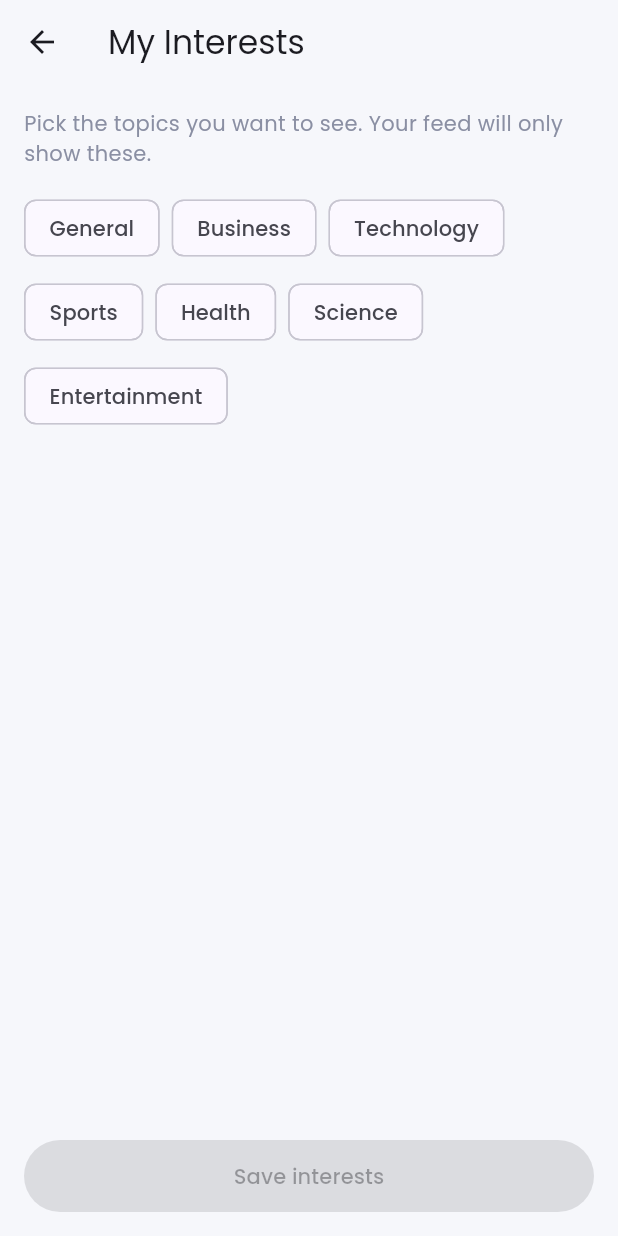
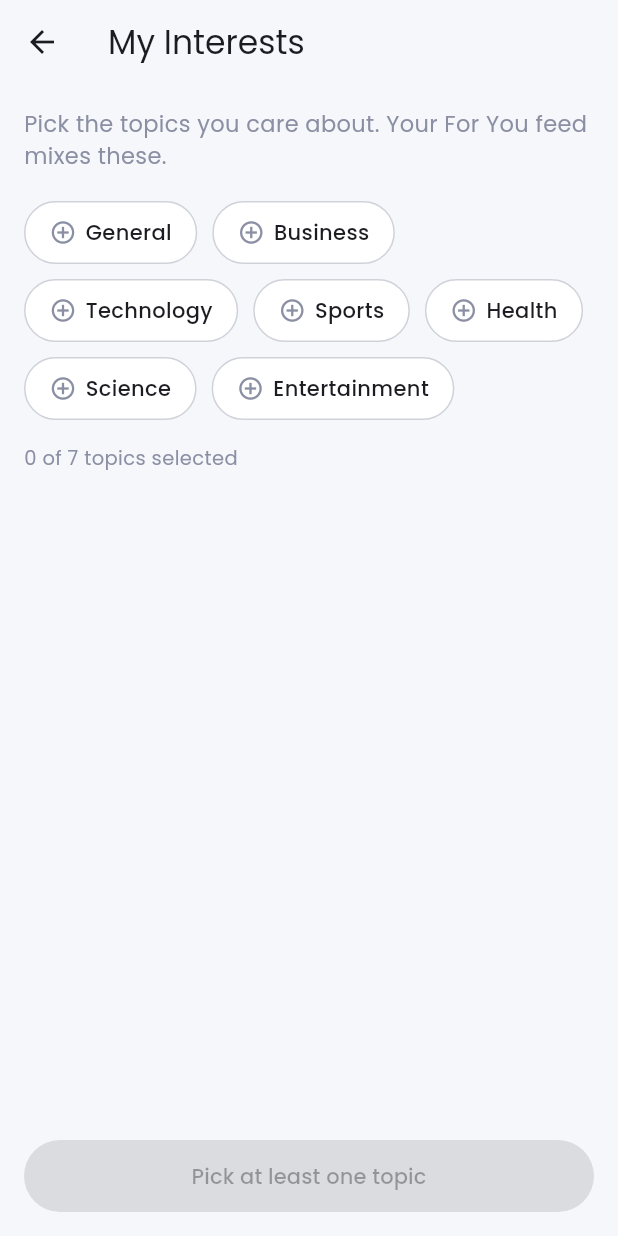
Before and after one commit to fahim0huq/echorithm_app, a Flutter app: the InterestsScreen screen opened directly with empty values, on a phone screen of 412 x 824 dp. Run offline on Flutter 3.47's test engine with Material 3 defaults, Android fonts, the phone set to English and light mode, and no system bars; our stand-ins replace google_fonts, shared_preferences; accounts and stored records are empty; network calls fail.

Commit message:
Add a For You feed that learns from reading
- For You mixes the top 3 interests; the most-read topic gets
  15 stories, then 10, then 5
- Opening an article counts toward its topic (saved on the device)
- Clearer interest picker and a welcome screen on first launch
- Keep bottom buttons above the phone's navigation bar (SafeArea)

Co-Authored-By: Claude Opus 5.5 <noreply@anthropic.com>

```diff
--- a/lib/Data/models/article_model.dart
+++ b/lib/Data/models/article_model.dart
@@ -7,6 +7,7 @@ class Article {
   final String url;
   final String? imageUrl;
   final DateTime? publishedAt;
+  final String? category;
 
   Article({
     required this.title,
@@ -17,9 +18,10 @@ class Article {
     this.content,
     this.imageUrl,
     this.publishedAt,
+    this.category,
   });
 
-  factory Article.fromJson(Map<String, dynamic> json) {
+  factory Article.fromJson(Map<String, dynamic> json, {String? category}) {
     return Article(
       title: json['title'] ?? 'No title',
       sourceName: json['source']?['name'] ?? 'Unknown',
@@ -29,6 +31,7 @@ class Article {
       url: json['url'] ?? '',
       imageUrl: json['urlToImage'],
       publishedAt: DateTime.tryParse(json['publishedAt'] ?? ''),
+      category: category ?? json['category'],
     );
   }
 
@@ -42,6 +45,7 @@ class Article {
       'url': url,
       'urlToImage': imageUrl,
       'publishedAt': publishedAt?.toIso8601String(),
+      'category': category,
     };
   }
 
--- a/lib/Data/urls.dart
+++ b/lib/Data/urls.dart
@@ -8,4 +8,6 @@ class Urls {
   static const String country = 'us';
 
   static const int pageSize = 20;
+
+  static const List<int> forYouShares = [15, 10, 5];
 }
--- a/lib/app.dart
+++ b/lib/app.dart
@@ -6,8 +6,9 @@ import 'ui/utils/app_theme.dart';
 
 class EchorithmApp extends StatelessWidget {
   final List<String> interests;
+  final bool isFirstLaunch;
 
-  const EchorithmApp({super.key, required this.interests});
+  const EchorithmApp({super.key, required this.interests, required this.isFirstLaunch});
 
   @override
   Widget build(BuildContext context) {
@@ -20,7 +21,7 @@ class EchorithmApp extends StatelessWidget {
           theme: AppTheme.lightTheme,
           darkTheme: AppTheme.darkTheme,
           themeMode: isDark ? ThemeMode.dark : ThemeMode.light,
-          home: BottomNavScreen(interests: interests),
+          home: BottomNavScreen(interests: interests, isFirstLaunch: isFirstLaunch),
         );
       },
     );
--- a/lib/main.dart
+++ b/lib/main.dart
@@ -1,6 +1,7 @@
 import 'package:flutter/material.dart';
 
 import 'Data/service/bookmark_service.dart';
+import 'Data/service/personalization_service.dart';
 import 'Data/service/preferences_service.dart';
 import 'Data/service/settings_service.dart';
 import 'app.dart';
@@ -8,9 +9,11 @@ import 'app.dart';
 Future<void> main() async {
   WidgetsFlutterBinding.ensureInitialized();
 
+  final isFirstLaunch = !await PreferencesService.hasChosenInterests();
   final interests = await PreferencesService.loadInterests();
   await BookmarkService.load();
   await SettingsService.load();
+  await PersonalizationService.load();
 
-  runApp(EchorithmApp(interests: interests));
+  runApp(EchorithmApp(interests: interests, isFirstLaunch: isFirstLaunch));
 }
--- a/lib/ui/screens/bottom_nav_screen.dart
+++ b/lib/ui/screens/bottom_nav_screen.dart
@@ -7,8 +7,9 @@ import 'settings_screen.dart';
 
 class BottomNavScreen extends StatefulWidget {
   final List<String> interests;
+  final bool isFirstLaunch;
 
-  const BottomNavScreen({super.key, required this.interests});
+  const BottomNavScreen({super.key, required this.interests, required this.isFirstLaunch});
 
   @override
   State<BottomNavScreen> createState() => _BottomNavScreenState();
@@ -18,7 +19,7 @@ class _BottomNavScreenState extends State<BottomNavScreen> {
   int _currentIndex = 0;
 
   late final List<Widget> _screens = [
-    HomeScreen(interests: widget.interests),
+    HomeScreen(interests: widget.interests, isFirstLaunch: widget.isFirstLaunch),
     const SearchScreen(),
     const SavedScreen(),
     const SettingsScreen(),
--- a/lib/ui/screens/interests_screen.dart
+++ b/lib/ui/screens/interests_screen.dart
@@ -5,15 +5,20 @@ import '../utils/app_theme.dart';
 
 class InterestsScreen extends StatefulWidget {
   final List<String> currentInterests;
+  final bool isWelcome;
 
-  const InterestsScreen({super.key, required this.currentInterests});
+  const InterestsScreen({
+    super.key,
+    required this.currentInterests,
+    this.isWelcome = false,
+  });
 
   @override
   State<InterestsScreen> createState() => _InterestsScreenState();
 }
 
 class _InterestsScreenState extends State<InterestsScreen> {
-  late final Set<String> _selected = {...widget.currentInterests};
+  late final Set<String> _selected = widget.isWelcome ? {} : {...widget.currentInterests};
 
   void _toggle(String category) {
     setState(() {
@@ -32,30 +37,42 @@ class _InterestsScreenState extends State<InterestsScreen> {
 
   @override
   Widget build(BuildContext context) {
-    return Scaffold(
-      appBar: AppBar(title: const Text('My Interests')),
-      body: Padding(
-        padding: const EdgeInsets.all(16),
+    return PopScope(
+      canPop: !widget.isWelcome,
+      child: Scaffold(
+        appBar: AppBar(
+          automaticallyImplyLeading: !widget.isWelcome,
+          title: Text(
+            widget.isWelcome ? 'Welcome to Echorithm' : 'My Interests',
+          ),
+        ),
+        body: SafeArea(
+          minimum: const EdgeInsets.all(16),
           child: Column(
             crossAxisAlignment: CrossAxisAlignment.start,
             children: [
-            const Text(
-              'Pick the topics you want to see. Your feed will only show these.',
-              style: TextStyle(color: AppTheme.textGrey),
+              Text(
+                widget.isWelcome
+                    ? 'What do you like to read about? Pick your topics and we will build your feed.'
+                    : 'Pick the topics you care about. Your For You feed mixes these.',
+                style: const TextStyle(color: AppTheme.textGrey, fontSize: 15),
+              ),
+              const SizedBox(height: 20),
+              Wrap(
+                spacing: 10,
+                runSpacing: 10,
+                children: allCategories.map((category) {
+                  return _TopicChip(
+                    label: category,
+                    isSelected: _selected.contains(category),
+                    onTap: () => _toggle(category),
+                  );
+                }).toList(),
               ),
               const SizedBox(height: 16),
-            Wrap(
-              spacing: 8,
-              runSpacing: 8,
-              children: allCategories.map((category) {
-                return FilterChip(
-                  label: Text(category),
-                  selected: _selected.contains(category),
-                  onSelected: (_) => _toggle(category),
-                  selectedColor: AppTheme.accent.withValues(alpha: 0.15),
-                  checkmarkColor: AppTheme.accent,
-                );
-              }).toList(),
+              Text(
+                '${_selected.length} of ${allCategories.length} topics selected',
+                style: const TextStyle(color: AppTheme.textGrey, fontSize: 13),
               ),
               const Spacer(),
               SizedBox(
@@ -65,7 +82,64 @@ class _InterestsScreenState extends State<InterestsScreen> {
                   style: FilledButton.styleFrom(
                     padding: const EdgeInsets.symmetric(vertical: 14),
                   ),
-                child: const Text('Save interests'),
+                  child: Text(
+                    _selected.isEmpty
+                        ? 'Pick at least one topic'
+                        : 'Save interests',
+                  ),
+                ),
+              ),
+            ],
+          ),
+        ),
+      ),
+    );
+  }
+}
+
+class _TopicChip extends StatelessWidget {
+  final String label;
+  final bool isSelected;
+  final VoidCallback onTap;
+
+  const _TopicChip({
+    required this.label,
+    required this.isSelected,
+    required this.onTap,
+  });
+
+  @override
+  Widget build(BuildContext context) {
+    final textColor = Theme.of(context).colorScheme.onSurface;
+
+    return GestureDetector(
+      onTap: onTap,
+      child: AnimatedContainer(
+        duration: const Duration(milliseconds: 200),
+        padding: const EdgeInsets.symmetric(horizontal: 16, vertical: 10),
+        decoration: BoxDecoration(
+          color: isSelected ? AppTheme.accent : AppTheme.cardColor(context),
+          borderRadius: BorderRadius.circular(24),
+          border: Border.all(
+            color: isSelected
+                ? AppTheme.accent
+                : AppTheme.textGrey.withValues(alpha: 0.4),
+          ),
+        ),
+        child: Row(
+          mainAxisSize: MainAxisSize.min,
+          children: [
+            Icon(
+              isSelected ? Icons.check_circle : Icons.add_circle_outline,
+              size: 18,
+              color: isSelected ? Colors.white : AppTheme.textGrey,
+            ),
+            const SizedBox(width: 6),
+            Text(
+              label,
+              style: TextStyle(
+                color: isSelected ? Colors.white : textColor,
+                fontWeight: FontWeight.w500,
               ),
             ),
           ],
```
Also changed, not shown: lib/Data/service/news_service.dart (+41 -8 lines), lib/Data/service/personalization_service.dart (added, +30 -0 lines), lib/Data/service/preferences_service.dart (+18 -0 lines), lib/ui/screens/detail_screen.dart (+5 -2 lines), lib/ui/screens/home_screen.dart (+55 -17 lines), lib/ui/widgets/for_you_header.dart (added, +42 -0 lines), 1 other file. Lines whose indentation alone changed are shown as unchanged.
